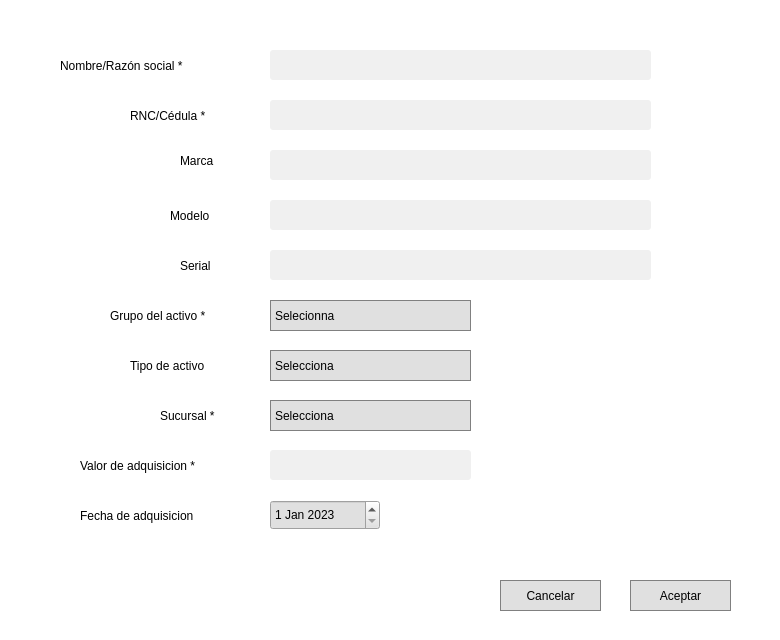
Before: the Qt Designer form UI/registersuppliers.ui in adriii0104/ABAS_SYSTEM, drawn with Qt 5.
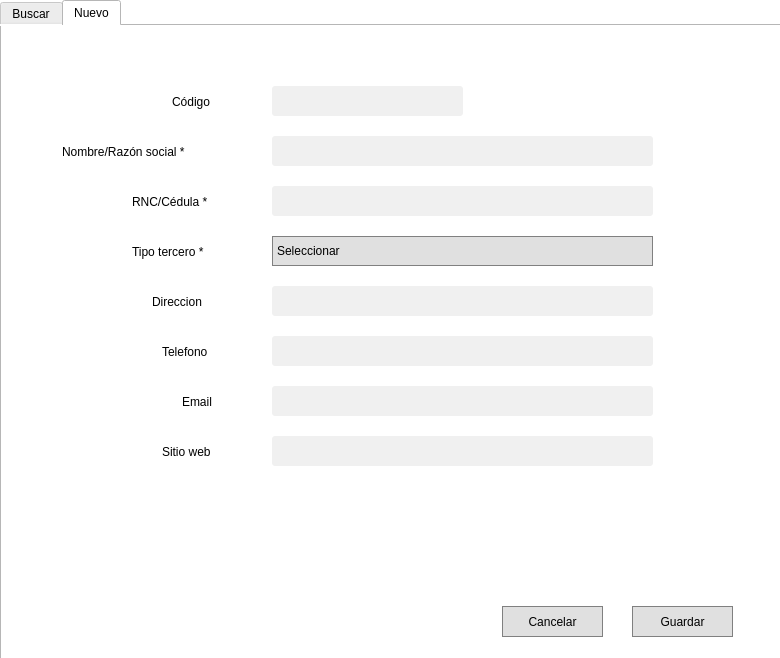
After: the same form once the commit is applied. Icons and pictures are not drawn.

The edit to the form file:
```diff
--- a/UI/registersuppliers.ui
+++ b/UI/registersuppliers.ui
@@ -7,7 +7,7 @@
     <x>0</x>
     <y>0</y>
     <width>780</width>
-    <height>640</height>
+    <height>658</height>
    </rect>
   </property>
   <property name="minimumSize">
@@ -30,6 +30,50 @@
    <property name="styleSheet">
     <string notr="true"/>
    </property>
+   <widget class="QTabWidget" name="tabWidget">
+    <property name="geometry">
+     <rect>
+      <x>0</x>
+      <y>0</y>
+      <width>781</width>
+      <height>661</height>
+     </rect>
+    </property>
+    <property name="currentIndex">
+     <number>1</number>
+    </property>
+    <widget class="QWidget" name="tab">
+     <attribute name="title">
+      <string>Buscar</string>
+     </attribute>
+     <widget class="QLineEdit" name="lineEdit">
+      <property name="geometry">
+       <rect>
+        <x>10</x>
+        <y>20</y>
+        <width>451</width>
+        <height>21</height>
+       </rect>
+      </property>
+     </widget>
+     <widget class="QPushButton" name="pushButton">
+      <property name="geometry">
+       <rect>
+        <x>470</x>
+        <y>20</y>
+        <width>75</width>
+        <height>21</height>
+       </rect>
+      </property>
+      <property name="text">
+       <string>Buscar</string>
+      </property>
+     </widget>
+    </widget>
+    <widget class="QWidget" name="tab_2">
+     <attribute name="title">
+      <string>Nuevo</string>
+     </attribute>
    <widget class="QWidget" name="pantallaprincipal" native="true">
     <property name="geometry">
      <rect>
@@ -80,12 +124,6 @@
 
 }
 
-QDateEdit {
-background-color: #E0E0E0;
-color:  rgb(0, 0, 0);
-
-}
-
 #cancelbutton, #acceptbutton {
 color: rgb(0, 0, 0);
 background-color: rgb(224, 224, 224);
@@ -98,7 +136,7 @@
      <property name="geometry">
       <rect>
        <x>270</x>
-       <y>50</y>
+         <y>110</y>
        <width>381</width>
        <height>30</height>
       </rect>
@@ -115,35 +153,35 @@
     <widget class="QLabel" name="seriallabel">
      <property name="geometry">
       <rect>
-       <x>180</x>
-       <y>250</y>
+         <x>170</x>
+         <y>60</y>
        <width>51</width>
        <height>31</height>
       </rect>
      </property>
      <property name="text">
-      <string>Serial</string>
+        <string>Código</string>
      </property>
     </widget>
     <widget class="QLabel" name="typelabel">
      <property name="geometry">
       <rect>
-       <x>130</x>
-       <y>350</y>
-       <width>111</width>
+         <x>180</x>
+         <y>360</y>
+         <width>51</width>
        <height>31</height>
       </rect>
      </property>
      <property name="text">
-      <string>Tipo de activo </string>
+        <string>Email</string>
      </property>
     </widget>
     <widget class="QLineEdit" name="serialinput">
      <property name="geometry">
       <rect>
        <x>270</x>
-       <y>250</y>
-       <width>381</width>
+         <y>60</y>
+         <width>191</width>
        <height>30</height>
       </rect>
      </property>
@@ -151,23 +189,6 @@
       <string notr="true">padding-left: 10px;</string>
      </property>
     </widget>
-    <widget class="QDateEdit" name="datead">
-     <property name="geometry">
-      <rect>
-       <x>270</x>
-       <y>500</y>
-       <width>110</width>
-       <height>30</height>
-      </rect>
-     </property>
-     <property name="date">
-      <date>
-       <year>2023</year>
-       <month>1</month>
-       <day>1</day>
-      </date>
-     </property>
-    </widget>
     <widget class="QPushButton" name="cancelbutton">
      <property name="geometry">
       <rect>
@@ -188,7 +209,7 @@
      <property name="geometry">
       <rect>
        <x>60</x>
-       <y>50</y>
+         <y>110</y>
        <width>181</width>
        <height>31</height>
       </rect>
@@ -200,50 +221,24 @@
       <string>Nombre/Razón social *</string>
      </property>
     </widget>
-    <widget class="QLabel" name="datebuylabel">
-     <property name="geometry">
-      <rect>
-       <x>80</x>
-       <y>500</y>
-       <width>151</width>
-       <height>31</height>
-      </rect>
-     </property>
-     <property name="text">
-      <string>Fecha de adquisicion</string>
-     </property>
-    </widget>
-    <widget class="QLineEdit" name="brandinput">
-     <property name="geometry">
-      <rect>
-       <x>270</x>
-       <y>150</y>
-       <width>381</width>
-       <height>30</height>
-      </rect>
-     </property>
-     <property name="styleSheet">
-      <string notr="true">padding-left: 10px;</string>
-     </property>
-    </widget>
     <widget class="QLabel" name="grouplabel">
      <property name="geometry">
       <rect>
-       <x>110</x>
-       <y>300</y>
-       <width>131</width>
+         <x>160</x>
+         <y>310</y>
+         <width>71</width>
        <height>31</height>
       </rect>
      </property>
      <property name="text">
-      <string>Grupo del activo *</string>
+        <string>Telefono</string>
      </property>
     </widget>
     <widget class="QLineEdit" name="modelinput">
      <property name="geometry">
       <rect>
        <x>270</x>
-       <y>200</y>
+         <y>260</y>
        <width>381</width>
        <height>30</height>
       </rect>
@@ -252,86 +247,24 @@
       <string notr="true">padding-left: 10px;</string>
      </property>
     </widget>
-    <widget class="QLabel" name="pricelabel">
-     <property name="geometry">
-      <rect>
-       <x>80</x>
-       <y>450</y>
-       <width>161</width>
-       <height>31</height>
-      </rect>
-     </property>
-     <property name="text">
-      <string>Valor de adquisicion *</string>
-     </property>
-    </widget>
     <widget class="QLabel" name="brandlabel">
      <property name="geometry">
       <rect>
-       <x>180</x>
-       <y>145</y>
-       <width>51</width>
+         <x>130</x>
+         <y>210</y>
+         <width>101</width>
        <height>31</height>
       </rect>
      </property>
      <property name="text">
-      <string>Marca</string>
-     </property>
-    </widget>
-    <widget class="QComboBox" name="groupselect">
-     <property name="geometry">
-      <rect>
-       <x>270</x>
-       <y>300</y>
-       <width>201</width>
-       <height>31</height>
-      </rect>
-     </property>
-     <property name="cursor">
-      <cursorShape>PointingHandCursor</cursorShape>
-     </property>
-     <property name="styleSheet">
-      <string notr="true"/>
-     </property>
-     <property name="editable">
-      <bool>false</bool>
-     </property>
-     <item>
-      <property name="text">
-       <string>Selecionna</string>
-      </property>
-     </item>
-     <item>
-      <property name="text">
-       <string>Mobiliarios</string>
-      </property>
-     </item>
-     <item>
-      <property name="text">
-       <string>Otros Activos</string>
-      </property>
-     </item>
-     <item>
-      <property name="text">
-       <string>Propiedades</string>
-      </property>
-     </item>
-     <item>
-      <property name="text">
-       <string>Equipos</string>
-      </property>
-     </item>
-     <item>
-      <property name="text">
-       <string>Vehiculos</string>
-      </property>
-     </item>
-    </widget>
+        <string>Tipo tercero *</string>
+       </property>
+      </widget>
     <widget class="QLineEdit" name="nameinput">
      <property name="geometry">
       <rect>
        <x>270</x>
-       <y>100</y>
+         <y>160</y>
        <width>381</width>
        <height>30</height>
       </rect>
@@ -343,21 +276,21 @@
     <widget class="QLabel" name="modellabel">
      <property name="geometry">
       <rect>
-       <x>170</x>
-       <y>200</y>
-       <width>61</width>
+         <x>150</x>
+         <y>260</y>
+         <width>71</width>
        <height>31</height>
       </rect>
      </property>
      <property name="text">
-      <string>Modelo</string>
+        <string>Direccion</string>
      </property>
     </widget>
     <widget class="QLabel" name="namelabel">
      <property name="geometry">
       <rect>
        <x>130</x>
-       <y>100</y>
+         <y>160</y>
        <width>111</width>
        <height>31</height>
       </rect>
@@ -379,24 +312,21 @@
       <cursorShape>PointingHandCursor</cursorShape>
      </property>
      <property name="text">
-      <string>Aceptar</string>
-     </property>
-    </widget>
-    <widget class="QComboBox" name="typeselect">
+        <string>Guardar</string>
+       </property>
+      </widget>
+      <widget class="QComboBox" name="comboBox">
      <property name="geometry">
       <rect>
        <x>270</x>
-       <y>350</y>
-       <width>201</width>
-       <height>31</height>
-      </rect>
-     </property>
-     <property name="cursor">
-      <cursorShape>PointingHandCursor</cursorShape>
-     </property>
+         <y>210</y>
+         <width>381</width>
+         <height>30</height>
+        </rect>
+       </property>
      <item>
       <property name="text">
-       <string>Selecciona</string>
+         <string>Seleccionar</string>
       </property>
      </item>
      <item>
@@ -406,94 +336,63 @@
      </item>
      <item>
       <property name="text">
-       <string>Computadoras</string>
-      </property>
-     </item>
-     <item>
-      <property name="text">
-       <string>Monitores</string>
-      </property>
-     </item>
-     <item>
-      <property name="text">
-       <string>Escritorio</string>
-      </property>
-     </item>
-     <item>
-      <property name="text">
-       <string>Archivos</string>
-      </property>
-     </item>
-     <item>
-      <property name="text">
-       <string>Edificios</string>
-      </property>
-     </item>
-     <item>
-      <property name="text">
-       <string>Terrenos</string>
-      </property>
-     </item>
-    </widget>
-    <widget class="QComboBox" name="locationselect">
+         <string>Persona Jurídica</string>
+        </property>
+       </item>
+      </widget>
+      <widget class="QLineEdit" name="serialinput_2">
      <property name="geometry">
       <rect>
        <x>270</x>
-       <y>400</y>
-       <width>201</width>
-       <height>31</height>
-      </rect>
-     </property>
-     <property name="cursor">
-      <cursorShape>PointingHandCursor</cursorShape>
-     </property>
-     <item>
-      <property name="text">
-       <string>Selecciona</string>
-      </property>
-     </item>
-     <item>
-      <property name="text">
-       <string>Distrito nacional</string>
-      </property>
-     </item>
-     <item>
-      <property name="text">
-       <string>Punta cana</string>
-      </property>
-     </item>
-     <item>
-      <property name="text">
-       <string>Santiago</string>
-      </property>
-     </item>
-    </widget>
-    <widget class="QLineEdit" name="priceinput">
+         <y>310</y>
+         <width>381</width>
+         <height>30</height>
+        </rect>
+       </property>
+       <property name="styleSheet">
+        <string notr="true">padding-left: 10px;</string>
+       </property>
+      </widget>
+      <widget class="QLineEdit" name="serialinput_3">
      <property name="geometry">
       <rect>
        <x>270</x>
-       <y>450</y>
-       <width>201</width>
+         <y>360</y>
+         <width>381</width>
        <height>30</height>
       </rect>
      </property>
      <property name="styleSheet">
-      <string notr="true">padding-left: 10px;
-</string>
-     </property>
-    </widget>
-    <widget class="QLabel" name="branchlabel">
+        <string notr="true">padding-left: 10px;</string>
+       </property>
+      </widget>
+      <widget class="QLabel" name="typelabel_2">
      <property name="geometry">
       <rect>
        <x>160</x>
-       <y>400</y>
-       <width>81</width>
+         <y>410</y>
+         <width>71</width>
        <height>31</height>
       </rect>
      </property>
      <property name="text">
-      <string>Sucursal *</string>
-     </property>
+        <string>Sitio web</string>
+       </property>
+      </widget>
+      <widget class="QLineEdit" name="serialinput_4">
+       <property name="geometry">
+        <rect>
+         <x>270</x>
+         <y>410</y>
+         <width>381</width>
+         <height>30</height>
+        </rect>
+       </property>
+       <property name="styleSheet">
+        <string notr="true">padding-left: 10px;</string>
+       </property>
+      </widget>
+     </widget>
     </widget>
    </widget>
   </widget>
```
Left out of the diff: 2 changed lines with no effect on the pictures. Lines whose indentation alone changed are shown as unchanged.
